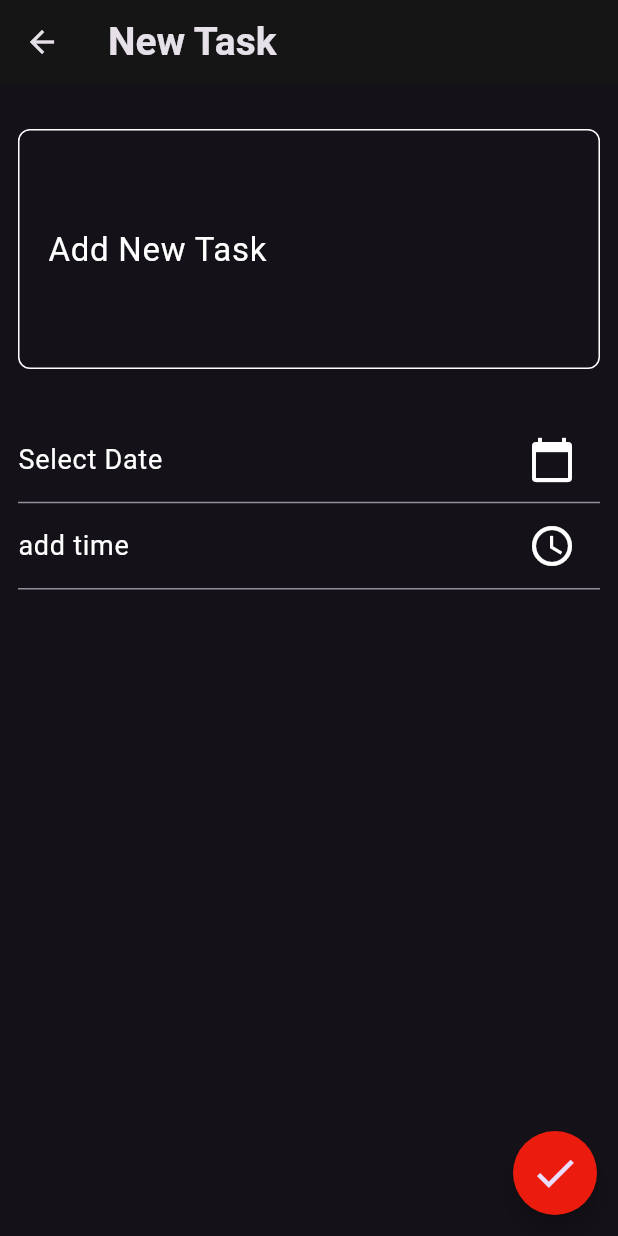
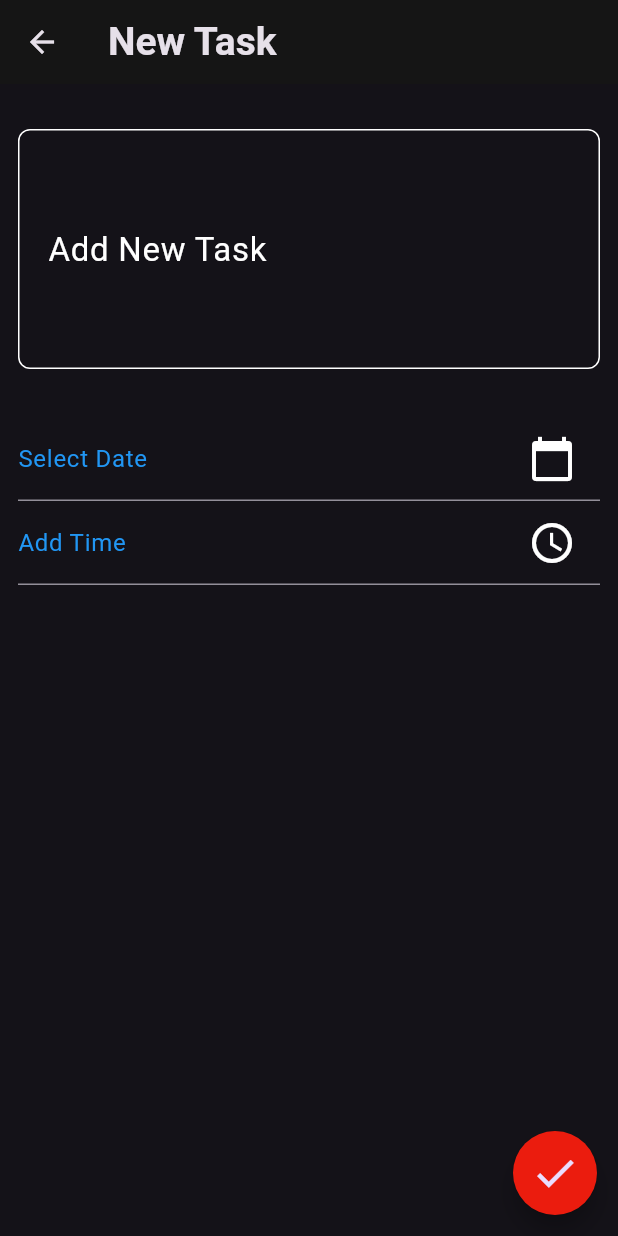
Before and after one commit to ahmedwael111/to-do-app, a Flutter app: the screen it shows after launch, after a tap on the "add" icon, on a phone screen of 412 x 824 dp. Run offline on Flutter 3.47's test engine with Material 3 defaults, Android fonts, the phone set to English and light mode, and no system bars; our stand-ins replace bloc, flutter_bloc, font_awesome_flutter, hive, hive_flutter; accounts and stored records are empty.

Commit message:
finish general fanctionalty of app and now  we are fix some problems

```diff
--- /dev/null
+++ b/devtools_options.yaml
@@ -0,0 +1,3 @@
+description: This file stores settings for Dart & Flutter DevTools.
+documentation: https://docs.flutter.dev/tools/devtools/extensions#configure-extension-enablement-states
+extensions:
--- a/lib/constants.dart
+++ b/lib/constants.dart
@@ -1,3 +1,4 @@
 import 'package:flutter/material.dart';
 
 const kColor = Color.fromARGB(255, 235, 28, 14);
+const k2Color = Colors.blue;
--- a/lib/models/task_model.dart
+++ b/lib/models/task_model.dart
@@ -4,7 +4,7 @@ part 'task_model.g.dart';
 @HiveType(typeId: 0)
 class TaskModel extends HiveObject {
  @HiveField(0)
-  String? task;
+  String task;
  @HiveField(1)
   String? date;
  @HiveField(3)
--- a/lib/widgets/coustom_textField.dart
+++ b/lib/widgets/coustom_textField.dart
@@ -30,7 +30,7 @@ class CostomTextFormField extends StatelessWidget {
           return null;
         }
       },
-      cursorColor: kColor,
+      cursorColor:k2Color,
       maxLines: maxlines,
       decoration: InputDecoration(
           contentPadding:
@@ -40,7 +40,7 @@ class CostomTextFormField extends StatelessWidget {
           labelStyle: const TextStyle(color: Colors.white, fontSize: 22),
           border: builderBorder(),
           enabledBorder: builderBorder(),
-          focusedBorder: builderBorder(kColor)),
+          focusedBorder: builderBorder(k2Color)),
     );
   }
 
--- a/lib/widgets/coustom_textfield_dateTime.dart
+++ b/lib/widgets/coustom_textfield_dateTime.dart
@@ -4,7 +4,9 @@ import 'package:to_do_app/constants.dart';
 
 class CoustomTextfieldDatetime extends StatefulWidget {
   final Function(String)? readDate;
-  const CoustomTextfieldDatetime({super.key, this.readDate});
+  final String? label;
+  const CoustomTextfieldDatetime(
+      {super.key, this.readDate, this.label = "Select Date"});
 
   @override
   State<CoustomTextfieldDatetime> createState() =>
@@ -23,7 +25,7 @@ class _CoustomTextfieldDatetimeState extends State<CoustomTextfieldDatetime> {
     );
     if (picked != null) {
       setState(() {
-        String dateTime = DateFormat('dd-MM-yyyy').format(picked);
+        String dateTime = DateFormat.yMMMEd().format(picked);
         dateController.text = dateTime;
         widget.readDate!(dateTime);
       });
@@ -42,8 +44,9 @@ class _CoustomTextfieldDatetimeState extends State<CoustomTextfieldDatetime> {
       controller: dateController,
       decoration: InputDecoration(
         focusedBorder: ounderlinteinputBorde(),
-        labelText: "Select Date",
-        labelStyle: const TextStyle(color: Colors.white, fontSize: 18),
+        labelText: widget.label,
+        // hintText: 'add date',
+        labelStyle: const TextStyle(color: Colors.blue, fontSize: 16),
         suffixIcon: Row(
           mainAxisSize: MainAxisSize.min,
           children: [
@@ -68,6 +71,6 @@ class _CoustomTextfieldDatetimeState extends State<CoustomTextfieldDatetime> {
 
 UnderlineInputBorder ounderlinteinputBorde() {
   return const UnderlineInputBorder(
-      borderSide: BorderSide(color: kColor),
+      borderSide: BorderSide(color: k2Color),
       borderRadius: BorderRadius.horizontal());
 }
--- a/lib/widgets/coustom_textfield_timePicker.dart
+++ b/lib/widgets/coustom_textfield_timePicker.dart
@@ -3,7 +3,9 @@ import 'package:to_do_app/constants.dart';
 
 class CoustomTextfieldTimepicker extends StatefulWidget {
   final Function(String)? onTime;
-  const CoustomTextfieldTimepicker({super.key, this.onTime});
+  final String? label;
+  const CoustomTextfieldTimepicker(
+      {super.key, this.onTime, this.label = "Add Time"});
 
   @override
   State<CoustomTextfieldTimepicker> createState() =>
@@ -21,6 +23,7 @@ class _CoustomTextfieldTimepickerState
       setState(() {
         String time = picked.format(context);
         timeControler.text = time;
+        widget.onTime!(time);
       });
     }
   }
@@ -37,8 +40,8 @@ class _CoustomTextfieldTimepickerState
       controller: timeControler,
       decoration: InputDecoration(
         focusedBorder: ounderlinteinputBorde(),
-        labelText: 'add time',
-        labelStyle: const TextStyle(color: Colors.white, fontSize: 18),
+        labelText: widget.label,
+        labelStyle: const TextStyle(color: Colors.blue, fontSize: 16),
         suffixIcon: Row(
           mainAxisSize: MainAxisSize.min,
           children: [
@@ -63,6 +66,6 @@ class _CoustomTextfieldTimepickerState
 
 UnderlineInputBorder ounderlinteinputBorde() {
   return const UnderlineInputBorder(
-      borderSide: BorderSide(color: kColor),
+      borderSide: BorderSide(color: k2Color),
       borderRadius: BorderRadius.horizontal());
 }
--- a/lib/widgets/form_column.dart
+++ b/lib/widgets/form_column.dart
@@ -1,6 +1,7 @@
 import 'package:flutter/material.dart';
 import 'package:flutter_bloc/flutter_bloc.dart';
 import 'package:to_do_app/Cubits/addCubit/add_cubit_cubit.dart';
+import 'package:to_do_app/Cubits/tasks/tasks_cubit_cubit.dart';
 import 'package:to_do_app/constants.dart';
 import 'package:to_do_app/models/task_model.dart';
 import 'package:to_do_app/widgets/coustom_textField.dart';
@@ -34,6 +35,8 @@ class _FormColumnState extends State<FormColumn> {
       selectedTime = time;
     });
   }
+
+
 
   @override
   Widget build(BuildContext context) {
@@ -78,7 +81,7 @@ class _FormColumnState extends State<FormColumn> {
                       if (formKey.currentState!.validate()) {
                         formKey.currentState!.save();
                         var taskModel = TaskModel(
-                            task: task, date: selectedDate, time: selectedTime);
+                            task: task!, date: selectedDate, time: selectedTime);
                         BlocProvider.of<AddCubit>(context).addCubit(taskModel);
                       } else {
                         autovalidateMode = AutovalidateMode.always;
--- a/lib/widgets/tasks_listView.dart
+++ b/lib/widgets/tasks_listView.dart
@@ -15,6 +15,30 @@ class TasksListView extends StatefulWidget {
 
 class _TasksListViewState extends State<TasksListView> {
   @override
+  void initState() {
+    BlocProvider.of<TasksCubit>(context).fetchTaskes();
+    super.initState();
+  }
+
+  final ScrollController _scrollController = ScrollController();
+
+  void scrollToTop() {
+    if (_scrollController.hasClients)
+      _scrollController.jumpTo(
+        0, // Scroll to the top (position 0)
+        // duration: const Duration(milliseconds: 300), // Animation duration
+        // curve: Curves.easeInOut, // Animation curve
+      );
+  }
+
+  bool? isChecked = false;
+  List<Map<String, dynamic>> items = [
+    {'text': 'Item 1', 'checked': false},
+    {'text': 'Item 2', 'checked': false},
+    {'text': 'Item 3', 'checked': false},
+  ];
+
+  @override
   Widget build(BuildContext context) {
     return BlocBuilder<TasksCubit, TasksCubitState>(
       builder: (context, state) {
@@ -23,13 +47,16 @@ class _TasksListViewState extends State<TasksListView> {
         return Padding(
           padding: const EdgeInsets.symmetric(vertical: 8),
           child: ListView.builder(
-              physics: const BouncingScrollPhysics(),
+              controller: _scrollController,
+              reverse: true,
+              // physics: const BouncingScrollPhysics(),
               itemCount: listOfTasks.length,
               itemBuilder: (context, index) {
                 return Padding(
                   padding:
                       const EdgeInsets.symmetric(horizontal: 12, vertical: 4),
                   child: TaskItem(
+                    valueKey: ValueKey(items[index]['text']), // Unique key for each item,
                     taskModel: listOfTasks[index],
                   ),
                 );
```
Also changed, not shown: lib/views/Edit_task_view.dart (+54 -12 lines), lib/widgets/task_item.dart (+45 -27 lines), lib/models/task_model.g.dart.
